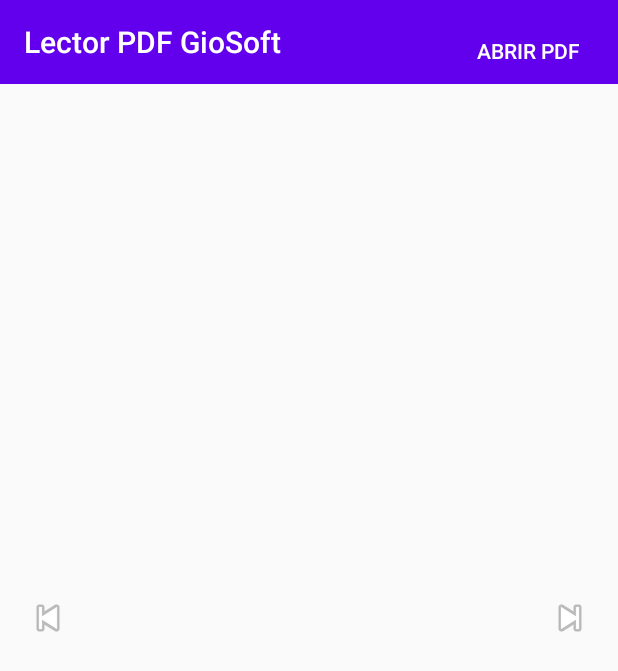
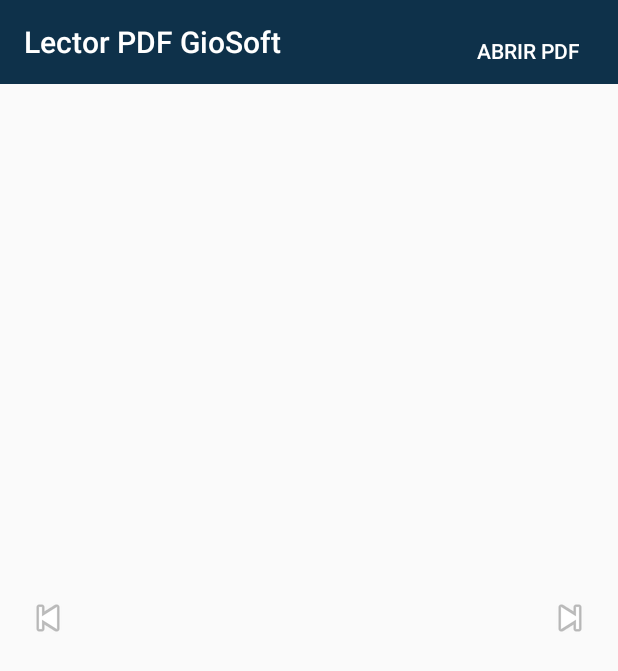
Before and after one commit to GiovannyTovar/Lector_PDF_GioSoft, an Android app: the screen it shows after launch (MainActivity), on a phone screen of 412 x 824 dp. Shown: the top 671 px of the screen. Run offline under Robolectric (Android 15) with nearby library versions, the phone set to English and light mode, and no system bars.

Commit message:
Mejora de colores de la UI, mejora del Zoom

```diff
--- a/app/src/main/res/layout/activity_main.xml
+++ b/app/src/main/res/layout/activity_main.xml
@@ -33,9 +33,9 @@
         android:id="@+id/pdfImageView"
         android:layout_width="match_parent"
         android:layout_height="match_parent"
-        android:layout_below="@+id/toolbar"
-        android:scaleType="fitCenter"
-        android:contentDescription="Vista del PDF" />
+        android:scaleType="matrix"
+        android:contentDescription="PDF view"/>
+
 
     <!-- Flecha izquierda -->
     <ImageButton
--- a/app/src/main/res/values-night/themes.xml
+++ b/app/src/main/res/values-night/themes.xml
@@ -2,8 +2,8 @@
     <!-- Base application theme. -->
     <style name="Theme.LectorPDFGioSoft" parent="Theme.AppCompat.Light.NoActionBar">
         <!-- Primary brand color. -->
-        <item name="colorPrimary">@color/purple_200</item>
-        <item name="colorPrimaryVariant">@color/purple_700</item>
+        <item name="colorPrimary">#0E314A</item>
+        <item name="colorPrimaryVariant">#0E314A</item>
         <item name="colorOnPrimary">@color/black</item>
         <!-- Secondary brand color. -->
         <item name="colorSecondary">@color/teal_200</item>
--- a/app/src/main/res/values/themes.xml
+++ b/app/src/main/res/values/themes.xml
@@ -2,8 +2,8 @@
     <!-- Base application theme. -->
     <style name="Theme.LectorPDFGioSoft" parent="Theme.AppCompat.Light.NoActionBar">
         <!-- Primary brand color. -->
-        <item name="colorPrimary">@color/purple_500</item>
-        <item name="colorPrimaryVariant">@color/purple_700</item>
+        <item name="colorPrimary">#0E314A</item>
+        <item name="colorPrimaryVariant">#0E314A</item>
         <item name="colorOnPrimary">@color/white</item>
         <!-- Secondary brand color. -->
         <item name="colorSecondary">@color/teal_200</item>
```
Also changed, not shown: app/src/main/java/com/giosoft/lectorpdf/MainActivity.java (+19 -1 lines).
